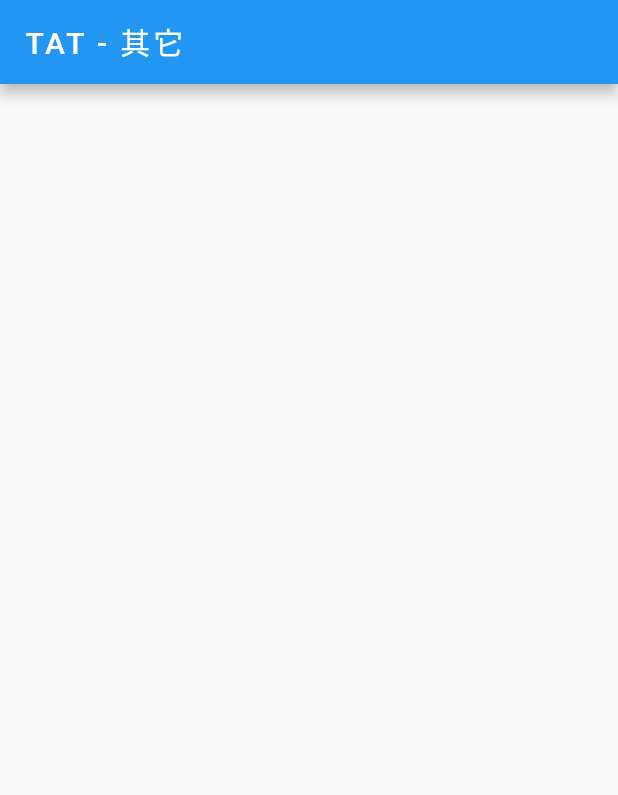
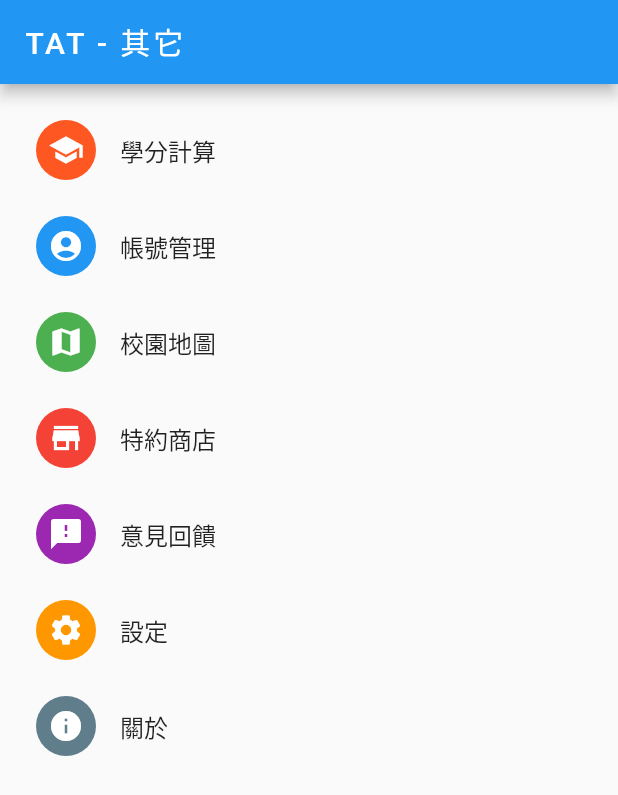
Before and after one commit to NTUT-NPC/tat_flutter, a Flutter app: the EtcPage screen opened directly, on a phone screen of 412 x 824 dp. Shown: the top 795 px of the screen. Run offline on Flutter 3.47's test engine with Material 2 defaults, Android fonts, the phone set to English and light mode, and no system bars.

Commit message:
Add list for etc page

```diff
--- a/lib/screen/etc_page.dart
+++ b/lib/screen/etc_page.dart
@@ -1,6 +1,18 @@
 import 'package:flutter/material.dart';
+import 'package:tat_flutter/model/etc_item.dart';
+import 'package:tat_flutter/widget/rounded_icon.dart';
 
 class EtcPage extends StatelessWidget {
+
+  final List<EtcItem> etcItems = []..add(
+      EtcItem(Icons.school, Colors.deepOrange, '學分計算'))..add(
+      EtcItem(Icons.account_circle, Colors.blue, '帳號管理'))..add(
+      EtcItem(Icons.map, Colors.green, '校園地圖'))..add(
+      EtcItem(Icons.store, Colors.red, '特約商店'))..add(
+      EtcItem(Icons.feedback, Colors.purple, '意見回饋'))..add(
+      EtcItem(Icons.settings, Colors.orange, '設定'))..add(
+      EtcItem(Icons.info, Colors.blueGrey, '關於'));
+
   @override
   Widget build(BuildContext context) {
     return Scaffold(
@@ -10,6 +22,25 @@ class EtcPage extends StatelessWidget {
             style: TextStyle(letterSpacing: 2),
           ),
         ),
+        body: Container(
+            padding: EdgeInsets.fromLTRB(0, 12, 0, 12),
+            child: ListView.builder(
+              itemBuilder: (context, index) {
+                EtcItem etcItem = etcItems[index];
+                return InkWell(
+                  child: ListTile(
+                    contentPadding: EdgeInsets.fromLTRB(24, 4, 24, 4),
+                    leading: RoundedIcon(
+                      icon: etcItem.icon,
+                      color: etcItem.color,
+                    ),
+                    title: Text(
+                        etcItem.text, style: TextStyle(color: Colors.black87)),
+                  ),
+                  onTap: () => {},
                 );
+              },
+              itemCount: etcItems.length,
+            )));
   }
 }
```
Lines whose indentation alone changed are shown as unchanged.
